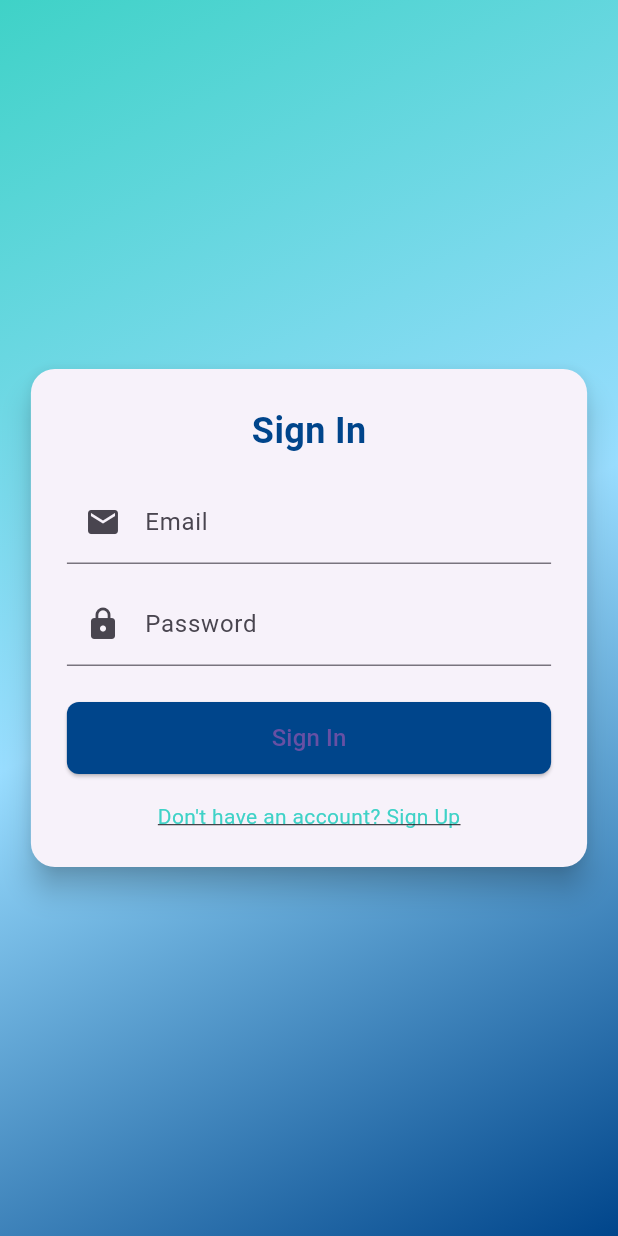
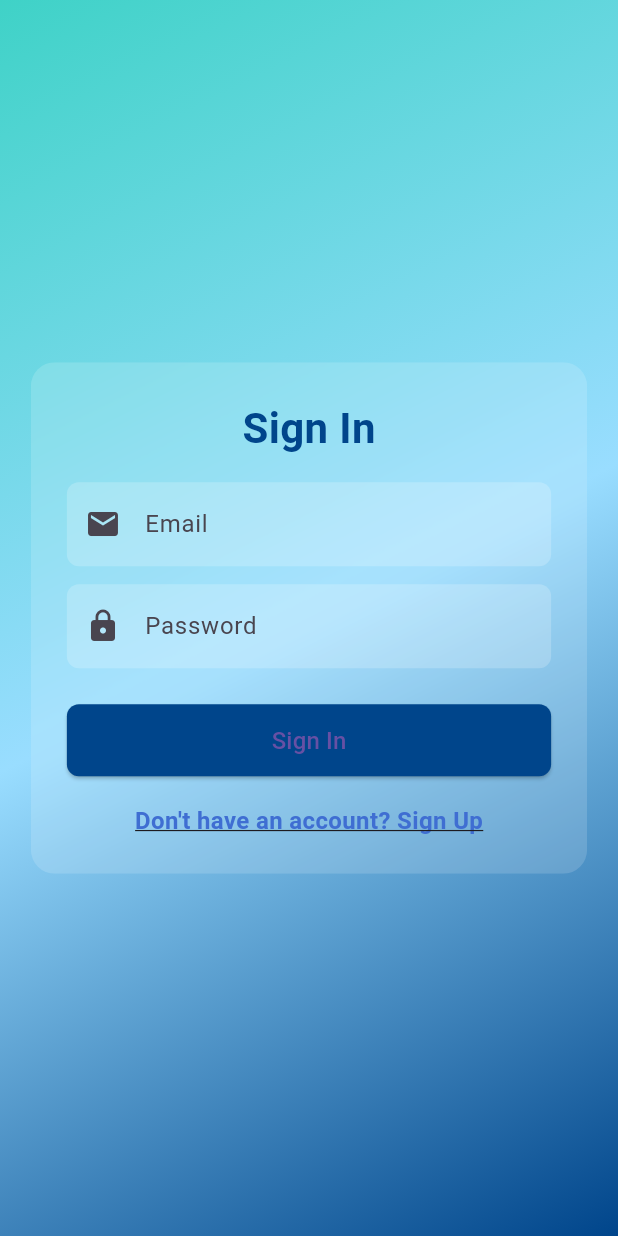
Before and after one commit to bansalmohit123/InsightMate-Application, a Flutter app: the screen it shows after launch, after a tap on "Already have an account? Sign In", on a phone screen of 412 x 824 dp. Run offline on Flutter 3.47's test engine with Material 3 defaults, Android fonts, the light colour scheme and no system bars; our stand-ins replace file_picker, flutter_svg, shared_preferences; network calls fail.

Commit message:
Refactor SignInPage UI for improved layout and styling; enhance user feedback with updated messages

```diff
--- a/lib/auth/screens/signIn.dart
+++ b/lib/auth/screens/signIn.dart
@@ -1,3 +1,4 @@
+import 'dart:ui' as ui; // for BackdropFilter
 import 'package:flutter/material.dart';
 import 'package:insightmate/auth/screens/signUp.dart';
 import 'package:insightmate/auth/services/authService.dart';
@@ -7,16 +8,17 @@ import 'package:insightmate/utils.dart';
 class SignInPage extends StatefulWidget {
   static const String routeName = '/signin-screen';
   const SignInPage({super.key});
+
   @override
   State<SignInPage> createState() => _SignInPageState();
 }
 
 class _SignInPageState extends State<SignInPage> {
   final AuthService authService = AuthService();
-  // Move controllers outside build method so they persist
+
   final TextEditingController emailController = TextEditingController();
   final TextEditingController passwordController = TextEditingController();
-  final GlobalKey<ScaffoldState> _scaffoldKey = GlobalKey<ScaffoldState>();
+
   @override
   void dispose() {
     emailController.dispose();
@@ -31,15 +33,14 @@ class _SignInPageState extends State<SignInPage> {
       password: passwordController.text,
       callback: (bool success) {
         if (success) {
-          print("login Succesfull");
+          print("Login Successful");
           Navigator.pushNamed(context, DashboardPage.routeName);
         } else {
           ScaffoldMessenger.of(context).showSnackBar(
             const SnackBar(
-              content: Text('SignIn failed Check Email and Password'),
+              content: Text('Sign In failed. Check Email and Password'),
             ),
           );
-          print("Password is Incorrect");
         }
       },
     );
@@ -54,11 +55,15 @@ class _SignInPageState extends State<SignInPage> {
             builder: (context, constraints) {
               double width =
                   constraints.maxWidth < 600 ? constraints.maxWidth * 0.9 : 400;
-              return Card(
-                elevation: 8,
-                shape: RoundedRectangleBorder(
-                    borderRadius: BorderRadius.circular(16)),
+
+              return ClipRRect(
+                borderRadius: BorderRadius.circular(16),
+                child: BackdropFilter(
+                  // Frosted glass effect
+                  filter: ui.ImageFilter.blur(sigmaX: 12, sigmaY: 12),
                   child: Container(
+                    // Semi-transparent color to overlay the blurred background
+                    color: Colors.white.withOpacity(0.15),
                     width: width,
                     padding: const EdgeInsets.all(24),
                     child: Column(
@@ -67,43 +72,66 @@ class _SignInPageState extends State<SignInPage> {
                         const Text(
                           'Sign In',
                           style: TextStyle(
-                            fontSize: 24,
+                            fontSize: 28,
                             fontWeight: FontWeight.bold,
-                            color: color3),
+                            color: color3,
+                          ),
                         ),
                         const SizedBox(height: 16),
+
+                        // Email field
                         TextField(
                           controller: emailController,
-                        decoration: const InputDecoration(
+                          decoration: InputDecoration(
                             labelText: 'Email',
-                          prefixIcon: Icon(Icons.email),
+                            prefixIcon: const Icon(Icons.email),
+                            filled: true,
+                            fillColor: Colors.white.withOpacity(0.2),
+                            border: OutlineInputBorder(
+                              borderRadius: BorderRadius.circular(8),
+                              borderSide: BorderSide.none,
                             ),
                           ),
+                        ),
+
                         const SizedBox(height: 12),
+
+                        // Password field
                         TextField(
                           obscureText: true,
                           controller: passwordController,
-                        decoration: const InputDecoration(
+                          decoration: InputDecoration(
                             labelText: 'Password',
-                          prefixIcon: Icon(Icons.lock),
+                            prefixIcon: const Icon(Icons.lock),
+                            filled: true,
+                            fillColor: Colors.white.withOpacity(0.2),
+                            border: OutlineInputBorder(
+                              borderRadius: BorderRadius.circular(8),
+                              borderSide: BorderSide.none,
                             ),
                           ),
+                        ),
+
                         const SizedBox(height: 24),
+
+                        // Sign In button
                         ElevatedButton(
                           style: ElevatedButton.styleFrom(
                             backgroundColor: color3,
                             minimumSize: const Size(double.infinity, 48),
                             shape: RoundedRectangleBorder(
-                              borderRadius: BorderRadius.circular(8)),
+                              borderRadius: BorderRadius.circular(8),
                             ),
-                        onPressed: () {
-                          // Navigator.pushNamed(context, '/dashboard-screen');
-                          signin(context);
-                        },
-                        child: const Text('Sign In',
-                            style: TextStyle(fontSize: 16)),
+                          ),
+                          onPressed: () => signin(context),
+                          child: const Text(
+                            'Sign In',
+                            style: TextStyle(fontSize: 16),
+                          ),
                         ),
                         const SizedBox(height: 18),
+
+                        // Sign Up link
                         GestureDetector(
                           onTap: () {
                             Navigator.pushNamed(context, SignUpPage.routeName);
@@ -111,11 +139,15 @@ class _SignInPageState extends State<SignInPage> {
                           child: const Text(
                             "Don't have an account? Sign Up",
                             style: TextStyle(
-                              color: color1,
-                              decoration: TextDecoration.underline),
+                              color: ui.Color.fromARGB(255, 63, 110, 210),
+                              fontSize: 16,
+                              fontWeight: FontWeight.bold,
+                              decoration: TextDecoration.underline,
+                            ),
                           ),
                         ),
                       ],
+                    ),
                   ),
                 ),
               );
--- a/lib/auth/screens/signUp.dart
+++ b/lib/auth/screens/signUp.dart
@@ -1,3 +1,4 @@
+import 'dart:ui' as ui; // for BackdropFilter
 import 'package:flutter/material.dart';
 import 'package:insightmate/auth/screens/signIn.dart';
 import 'package:insightmate/auth/services/authService.dart';
@@ -6,15 +7,18 @@ import 'package:insightmate/utils.dart';
 class SignUpPage extends StatefulWidget {
   static const String routeName = '/signup-screen';
   const SignUpPage({super.key});
+
   @override
   State<SignUpPage> createState() => _SignUpPageState();
 }
 
 class _SignUpPageState extends State<SignUpPage> {
   final AuthService authService = AuthService();
+
   final TextEditingController nameController = TextEditingController();
   final TextEditingController emailController = TextEditingController();
   final TextEditingController passwordController = TextEditingController();
+
   @override
   void dispose() {
     nameController.dispose();
@@ -23,7 +27,8 @@ class _SignUpPageState extends State<SignUpPage> {
     super.dispose();
   }
 
-   Future<bool> Signup(){
+  /// Attempts sign up, returning true if success, false otherwise
+  Future<bool> signup() {
     return authService.register(
       context: context,
       username: nameController.text,
@@ -31,6 +36,7 @@ class _SignUpPageState extends State<SignUpPage> {
       password: passwordController.text,
     );
   }
+
   @override
   Widget build(BuildContext context) {
     return Scaffold(
@@ -38,14 +44,16 @@ class _SignUpPageState extends State<SignUpPage> {
         child: Center(
           child: LayoutBuilder(
             builder: (context, constraints) {
-              double width = constraints.maxWidth < 600
-                  ? constraints.maxWidth * 0.9
-                  : 400;
-              return Card(
-                elevation: 8,
-                shape: RoundedRectangleBorder(
-                    borderRadius: BorderRadius.circular(16)),
+              double width =
+                  constraints.maxWidth < 600 ? constraints.maxWidth * 0.9 : 400;
+
+              return ClipRRect(
+                borderRadius: BorderRadius.circular(16),
+                child: BackdropFilter(
+                  // Frosted glass effect
+                  filter: ui.ImageFilter.blur(sigmaX: 12, sigmaY: 12),
                   child: Container(
+                    color: Colors.white.withOpacity(0.15),
                     width: width,
                     padding: const EdgeInsets.all(24),
                     child: SingleChildScrollView(
@@ -55,50 +63,78 @@ class _SignUpPageState extends State<SignUpPage> {
                           const Text(
                           'Sign Up',
                           style: TextStyle(
-                              fontSize: 24,
+                            fontSize: 32,
                             fontWeight: FontWeight.bold,
-                              color: color3),
+                            color: color3,
                           ),
-                     const  SizedBox(height: 16),
+                          ),
+                          const SizedBox(height: 24),
+
+                          // Username field
                           TextField(
                           controller: nameController,
-                          decoration: const InputDecoration(
+                          decoration: InputDecoration(
                             labelText: 'Username',
-                            prefixIcon: Icon(Icons.person),
+                            prefixIcon: const Icon(Icons.person),
+                            filled: true,
+                            fillColor: Colors.white.withOpacity(0.3),
+                            border: OutlineInputBorder(
+                            borderRadius: BorderRadius.circular(12),
+                            borderSide: BorderSide.none,
                             ),
                           ),
-                      const  SizedBox(height: 12),
+                          ),
+
+                          const SizedBox(height: 16),
+
+                          // Email field
                           TextField(
                           controller: emailController,
-                          decoration:const InputDecoration(
+                          decoration: InputDecoration(
                             labelText: 'Email',
-                            prefixIcon: Icon(Icons.email),
+                            prefixIcon: const Icon(Icons.email),
+                            filled: true,
+                            fillColor: Colors.white.withOpacity(0.3),
+                            border: OutlineInputBorder(
+                            borderRadius: BorderRadius.circular(12),
+                            borderSide: BorderSide.none,
                             ),
                           ),
-                      const  SizedBox(height: 12),
+                          ),
+
+                          const SizedBox(height: 16),
+
+                          // Password field
                           TextField(
                           obscureText: true,
                           controller: passwordController,
-                          decoration:const InputDecoration(
+                          decoration: InputDecoration(
                             labelText: 'Password',
-                            prefixIcon: Icon(Icons.lock),
+                            prefixIcon: const Icon(Icons.lock),
+                            filled: true,
+                            fillColor: Colors.white.withOpacity(0.3),
+                            border: OutlineInputBorder(
+                            borderRadius: BorderRadius.circular(12),
+                            borderSide: BorderSide.none,
                             ),
                           ),
-                      const  SizedBox(height: 24),
+                          ),
+
+                          const SizedBox(height: 32),
+
+                          // Sign Up button
                           ElevatedButton(
                           style: ElevatedButton.styleFrom(
                             backgroundColor: color3,
-                            minimumSize:const Size(double.infinity, 48),
+                            minimumSize: const Size(double.infinity, 50),
                             shape: RoundedRectangleBorder(
-                                borderRadius: BorderRadius.circular(8)),
+                            borderRadius: BorderRadius.circular(12),
                             ),
-                          onPressed: () async{
-
-                            bool result = await Signup();
-
+                          ),
+                          onPressed: () async {
+                            bool result = await signup();
                             if (result) {
                             Navigator.pushNamed(context, '/signin-screen');
-
                             } else {
                             ScaffoldMessenger.of(context).showSnackBar(
                               const SnackBar(
@@ -107,9 +143,15 @@ class _SignUpPageState extends State<SignUpPage> {
                             );
                             }
                           },
-                          child: const Text('Sign Up', style: TextStyle(fontSize: 16)),
+                          child: const Text(
+                            'Sign Up',
+                            style: TextStyle(fontSize: 18),
                           ),
-                       const SizedBox(height: 16),
+                          ),
+
+                          const SizedBox(height: 24),
+
+                          // Sign In link
                           GestureDetector(
                           onTap: () {
                             Navigator.pushNamed(context, SignInPage.routeName);
@@ -117,11 +159,15 @@ class _SignUpPageState extends State<SignUpPage> {
                           child: const Text(
                             "Already have an account? Sign In",
                             style: TextStyle(
-                                color: color1,
-                                decoration: TextDecoration.underline),
+                          color: ui.Color.fromARGB(255, 63, 110, 210),
+                            fontSize: 16,
+                            fontWeight: FontWeight.bold,
+                            decoration: TextDecoration.underline,
+                            ),
                           ),
                           ),
                         ],
+                      ),
                     ),
                   ),
                 ),
--- a/lib/dashBoard.dart
+++ b/lib/dashBoard.dart
@@ -50,7 +50,7 @@ class _DashboardPageState extends State<DashboardPage> {
       appBar: AppBar(
         elevation: 3,
         flexibleSpace: Container(
-          decoration: BoxDecoration(
+          decoration: const BoxDecoration(
             gradient: LinearGradient(
               colors: [color1, color3],
               begin: Alignment.topLeft,
--- a/lib/main.dart
+++ b/lib/main.dart
@@ -58,7 +58,7 @@ class _MyAppState extends State<MyApp> {
         visualDensity: VisualDensity.adaptivePlatformDensity,
       ),
       home: isUserLoggedIn?const DashboardPage(): const SignUpPage(),
-      // home: const DashboardPage(),
+      // home: const SignUpPage(),
       onGenerateRoute: (settings) => generateRoute(settings),
     );
   }
```
Lines whose indentation alone changed are shown as unchanged.
